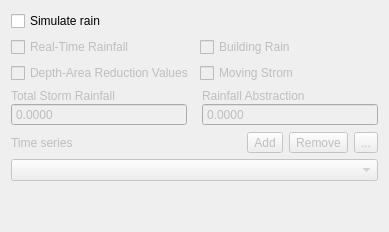
The window that flo2d/ui/rain_editor.ui (FLO-2DSoftware/qgis-flo-2d-plugin) describes before a commit, drawn with Qt 5.
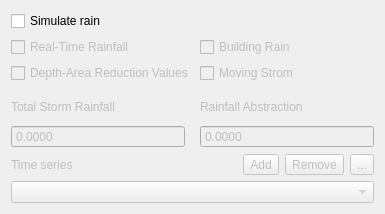
The same window after the commit. Icons and pictures are not drawn.

Commit message: functional xs editor, #227, fixed user xsections style

```diff
--- a/flo2d/ui/rain_editor.ui
+++ b/flo2d/ui/rain_editor.ui
@@ -6,8 +6,8 @@
    <rect>
     <x>0</x>
     <y>0</y>
-    <width>389</width>
-    <height>232</height>
+    <width>385</width>
+    <height>214</height>
    </rect>
   </property>
   <property name="windowTitle">
@@ -210,19 +210,6 @@
      </layout>
     </widget>
    </item>
-   <item>
-    <spacer name="verticalSpacer">
-     <property name="orientation">
-      <enum>Qt::Vertical</enum>
-     </property>
-     <property name="sizeHint" stdset="0">
-      <size>
-       <width>20</width>
-       <height>40</height>
-      </size>
-     </property>
-    </spacer>
-   </item>
   </layout>
  </widget>
  <resources/>
```
The commit also changes 7 other files.
